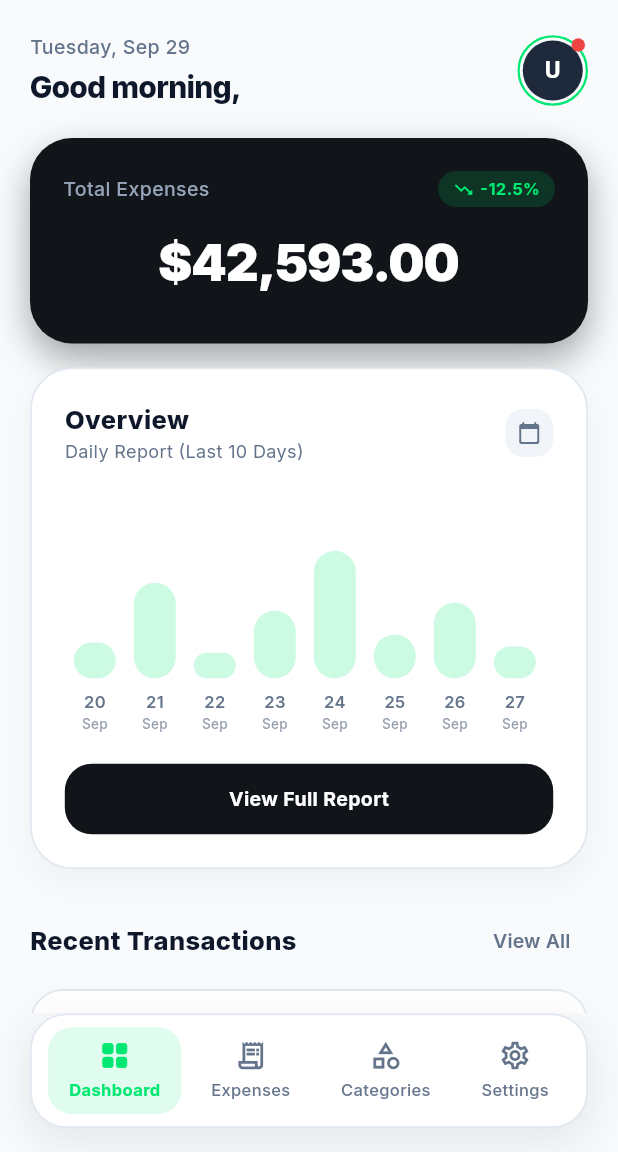
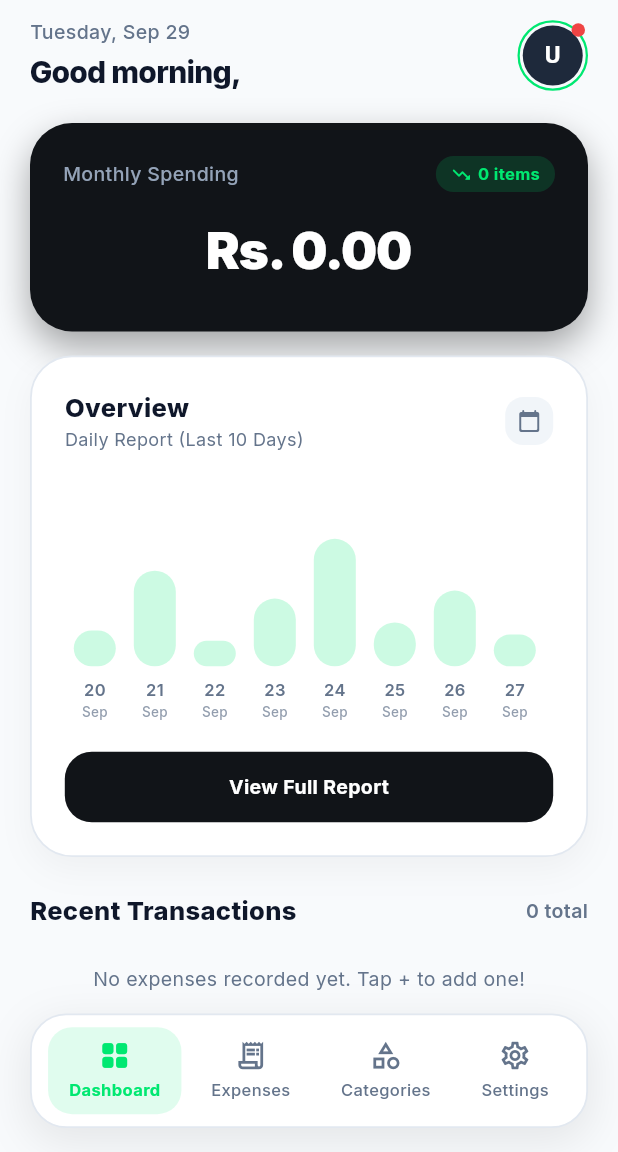
Before and after one commit to Binu0714/Fintra---Expense_Tracker, a Flutter app: the MainShellScreen screen opened directly, on a phone screen of 412 x 824 dp, the part 84-1236 px from its top. Run offline on Flutter 3.47's test engine with Material 3 defaults, Android fonts, the phone set to English and light mode, and no system bars; our stand-ins replace cloud_firestore, firebase_auth, firebase_core, fl_chart, google_fonts; accounts and stored records are empty.

Commit message:
feat(dashboard): connect TotalExpensesHeroCard and recent transactions list to live Firestore stream

```diff
--- a/lib/presentation/screens/dashboard_screen.dart
+++ b/lib/presentation/screens/dashboard_screen.dart
@@ -2,6 +2,8 @@ import 'package:flutter/material.dart';
 import 'package:intl/intl.dart';
 import '../../core/animations/staggered_slide_fade.dart';
 import '../../core/theme/app_colors.dart';
+import '../../data/models/expense_model.dart';
+import '../../data/repositories/expense_repository.dart';
 import '../widgets/dashboard/active_budget_card.dart';
 import '../widgets/dashboard/dashboard_header.dart';
 import '../widgets/dashboard/overview_chart_card.dart';
@@ -9,8 +11,9 @@ import '../widgets/dashboard/total_expenses_hero_card.dart';
 
 class DashboardScreen extends StatelessWidget {
   final String userName;
+  DashboardScreen({super.key, this.userName = 'User'});
 
-  const DashboardScreen({super.key, this.userName = 'User'});
+  final ExpenseRepository _expenseRepository = ExpenseRepository();
 
   @override
   Widget build(BuildContext context) {
@@ -20,13 +23,30 @@ class DashboardScreen extends StatelessWidget {
 
     final todayStr = DateFormat('EEEE, MMM d').format(DateTime.now());
 
+    return StreamBuilder<List<ExpenseModel>>(
+      stream: _expenseRepository.getExpensesStream(),
+      builder: (context, snapshot) {
+        final allExpenses = snapshot.data ?? [];
+
+        final now = DateTime.now();
+        final currentMonthExpenses = allExpenses.where((e) {
+          return e.date.year == now.year && e.date.month == now.month;
+        }).toList();
+
+        final monthlyTotal = currentMonthExpenses.fold(
+          0.0,
+              (sum, item) => sum + item.amount,
+        );
+
+        final recentExpenses = allExpenses.take(2).toList();
+
         return SingleChildScrollView(
           physics: const BouncingScrollPhysics(),
           padding: const EdgeInsets.symmetric(horizontal: 20.0, vertical: 12.0),
           child: Column(
             crossAxisAlignment: CrossAxisAlignment.stretch,
             children: [
-          const SizedBox(height: 10),
+              // Header
               StaggeredSlideFade(
                 index: 0,
                 child: DashboardHeader(
@@ -35,14 +55,19 @@ class DashboardScreen extends StatelessWidget {
                 ),
               ),
               const SizedBox(height: 20),
-          const StaggeredSlideFade(
+
+              // Total Expense Live Card
+              StaggeredSlideFade(
                 index: 1,
                 child: TotalExpensesHeroCard(
-              amount: '\$42,593.00',
-              percentageChange: '-12.5%',
+                  totalAmount: monthlyTotal, // Real Firestore Data!
+                  title: 'Monthly Spending',
+                  badgeText: '${currentMonthExpenses.length} items',
                 ),
               ),
               const SizedBox(height: 16),
+
+              // Overview 10-day Bar Chart
               StaggeredSlideFade(
                 index: 2,
                 child: OverviewChartCard(
@@ -50,6 +75,8 @@ class DashboardScreen extends StatelessWidget {
                 ),
               ),
               const SizedBox(height: 24),
+
+              // Recent Transactions Header
               StaggeredSlideFade(
                 index: 3,
                 child: Row(
@@ -63,15 +90,12 @@ class DashboardScreen extends StatelessWidget {
                         fontWeight: FontWeight.w800,
                       ),
                     ),
-                TextButton(
-                  onPressed: () {},
-                  child: Text(
-                    'View All',
+                    Text(
+                      '${allExpenses.length} total',
                       style: TextStyle(
                         color: textSecondary,
                         fontSize: 13,
                         fontWeight: FontWeight.w600,
-                    ),
                       ),
                     ),
                   ],
@@ -79,28 +103,42 @@ class DashboardScreen extends StatelessWidget {
               ),
               const SizedBox(height: 8),
 
-          const StaggeredSlideFade(
-            index: 4,
-            child: ActiveBudgetCard(
-              title: 'Food & Dining Redesign',
-              subtitle: 'Due in 3 days',
-              percent: 75,
-              progressColor: AppColors.primaryMint,
+              // Real Active Items from Firestore
+              if (recentExpenses.isEmpty)
+                Padding(
+                  padding: const EdgeInsets.symmetric(vertical: 16.0),
+                  child: Center(
+                    child: Text(
+                      'No expenses recorded yet. Tap + to add one!',
+                      style: TextStyle(color: textSecondary, fontSize: 13),
                     ),
                   ),
-          const SizedBox(height: 12),
-          const StaggeredSlideFade(
-            index: 5,
+                )
+              else
+                ...List.generate(recentExpenses.length, (index) {
+                  final expense = recentExpenses[index];
+                  return Padding(
+                    padding: const EdgeInsets.only(bottom: 10.0),
+                    child: StaggeredSlideFade(
+                      index: 4 + index,
                       child: ActiveBudgetCard(
-              title: 'Marketing & Shopping',
-              subtitle: 'Due in 12 days',
-              percent: 45,
-              progressColor: AppColors.accentBlue,
+                        title: expense.title,
+                        subtitle: DateFormat('d MMM yyyy').format(expense.date),
+                        percent: (monthlyTotal > 0
+                            ? (expense.amount / monthlyTotal) * 100
+                            : 0)
+                            .toInt(),
+                        progressColor: expense.category.color,
                       ),
                     ),
-          const SizedBox(height: 20),
+                  );
+                }),
+
+              const SizedBox(height: 80),
             ],
           ),
         );
+      },
+    );
   }
 }
--- a/lib/presentation/screens/expenses_screen.dart
+++ b/lib/presentation/screens/expenses_screen.dart
@@ -207,8 +207,9 @@ class _ExpensesScreenState extends State<ExpensesScreen> {
                           StaggeredSlideFade(
                             index: 0,
                             child: TotalExpensesHeroCard(
-                              amount: 'Rs. ${totalFiltered.toStringAsFixed(2)}',
-                              percentageChange: '${filteredList.length} items',
+                              totalAmount: totalFiltered,
+                              title: 'Filtered Total',
+                              badgeText: '${filteredList.length} items',
                             ),
                           ),
 
--- a/lib/presentation/widgets/dashboard/total_expenses_hero_card.dart
+++ b/lib/presentation/widgets/dashboard/total_expenses_hero_card.dart
@@ -2,13 +2,17 @@ import 'package:flutter/material.dart';
 import '../../../core/theme/app_colors.dart';
 
 class TotalExpensesHeroCard extends StatelessWidget {
-  final String amount;
-  final String percentageChange;
+  final double totalAmount;
+  final String title;
+  final String badgeText;
+  final bool isExpense;
 
   const TotalExpensesHeroCard({
     super.key,
-    this.amount = '\$42,593.00',
-    this.percentageChange = '-12.5%',
+    required this.totalAmount,
+    this.title = 'Total Expenses',
+    this.badgeText = 'This Month',
+    this.isExpense = true,
   });
 
   @override
@@ -32,9 +36,9 @@ class TotalExpensesHeroCard extends StatelessWidget {
           Row(
             mainAxisAlignment: MainAxisAlignment.spaceBetween,
             children: [
-              const Text(
-                'Total Expenses',
-                style: TextStyle(
+              Text(
+                title,
+                style: const TextStyle(
                   color: AppColors.darkTextSecondary,
                   fontSize: 13,
                   fontWeight: FontWeight.w500,
@@ -51,7 +55,7 @@ class TotalExpensesHeroCard extends StatelessWidget {
                     const Icon(Icons.trending_down_rounded, color: AppColors.primaryMint, size: 14),
                     const SizedBox(width: 4),
                     Text(
-                      percentageChange,
+                      badgeText,
                       style: const TextStyle(
                         color: AppColors.primaryMint,
                         fontSize: 11,
@@ -63,10 +67,10 @@ class TotalExpensesHeroCard extends StatelessWidget {
               ),
             ],
           ),
-          const SizedBox(height: 12),
+          const SizedBox(height: 14),
           Center(
             child: Text(
-              amount,
+              'Rs. ${totalAmount.toStringAsFixed(2)}',
               style: const TextStyle(
                 color: AppColors.white,
                 fontSize: 34,
```
Lines whose indentation alone changed are shown as unchanged.
